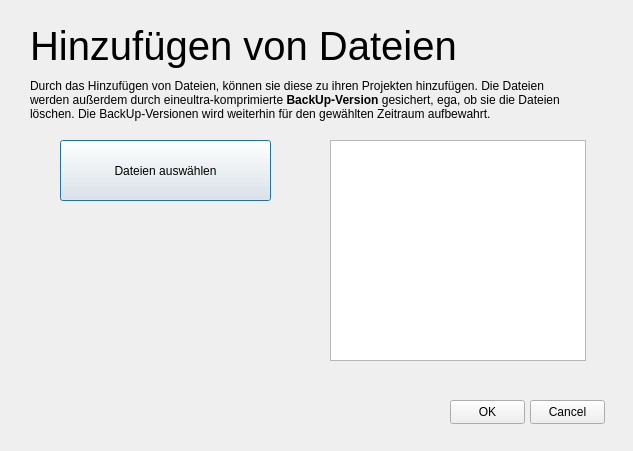
This is addfiles.ui in jakoly/identFS as Qt 5 draws it before an edit. The edited form follows.
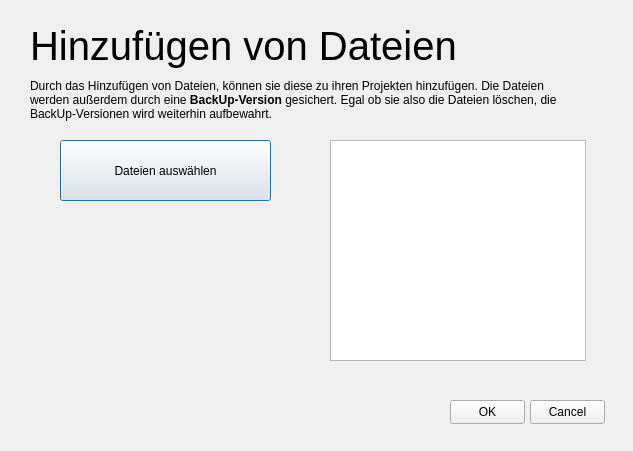
This is the edited form.

Commit message: Neue Version 1.2.0     -     Es gibt jetzt eine Einführung und bessere UI

Diff of the .ui file:
```diff
--- a/addfiles.ui
+++ b/addfiles.ui
@@ -41,7 +41,7 @@
     </rect>
    </property>
    <property name="text">
-    <string>&lt;html&gt;&lt;head/&gt;&lt;body&gt;&lt;p&gt;Durch das Hinzufügen von Dateien, können sie diese zu ihren Projekten hinzufügen. Die Dateien werden außerdem durch eineultra-komprimierte&lt;span style=&quot; font-weight:700;&quot;&gt; BackUp-Version &lt;/span&gt;gesichert, ega, ob sie die Dateien löschen. Die BackUp-Versionen wird weiterhin für den gewählten Zeitraum aufbewahrt.&lt;/p&gt;&lt;/body&gt;&lt;/html&gt;</string>
+    <string>&lt;html&gt;&lt;head/&gt;&lt;body&gt;&lt;p&gt;Durch das Hinzufügen von Dateien, können sie diese zu ihren Projekten hinzufügen. Die Dateien werden außerdem durch eine&lt;span style=&quot; font-weight:700;&quot;&gt; BackUp-Version &lt;/span&gt;gesichert. Egal ob sie also die Dateien löschen, die BackUp-Versionen wird weiterhin aufbewahrt.&lt;/p&gt;&lt;/body&gt;&lt;/html&gt;</string>
    </property>
    <property name="textFormat">
     <enum>Qt::TextFormat::AutoText</enum>
```
The commit also changes 19 other files.
